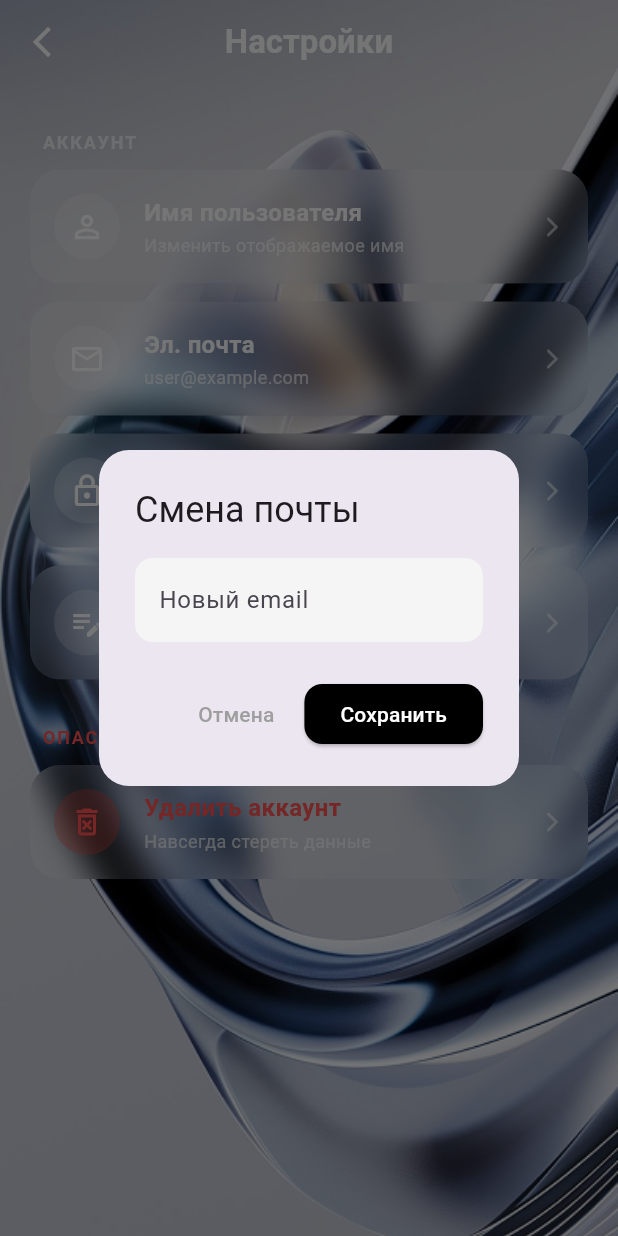
After one commit to xpoakK/disteg, a Flutter app: the SettingsScreen screen opened directly, after a tap on "Эл. почта", on a phone screen of 412 x 824 dp. The commit adds this screen. Run offline on Flutter 3.47's test engine with Material 3 defaults, Android fonts, the phone set to English and light mode, and no system bars; our stand-ins replace image_picker, shared_preferences; accounts and stored records are empty.

Commit message:
Initial commit:10

```diff
--- a/lib/main.dart
+++ b/lib/main.dart
@@ -1,7 +1,7 @@
 import 'package:flutter/material.dart';
 import 'package:shared_preferences/shared_preferences.dart';
-import 'screens/chat/chat_screen.dart';
-import 'screens/welcome/welcome_screen.dart';
+import 'screens/chat_screen.dart';
+import 'screens/welcome_screen.dart';
 
 Future<void> main() async {
   WidgetsFlutterBinding.ensureInitialized();
--- a/lib/screens/auth/login_screen.dart
+++ b/lib/screens/auth/login_screen.dart
@@ -4,7 +4,7 @@ import 'package:http/http.dart' as http;
 import 'package:shared_preferences/shared_preferences.dart';
 import '../../widgets/glass_button.dart';
 import '../../widgets/input_field.dart';
-import '../chat/chat_screen.dart';
+import '../chat_screen.dart';
 
 class LoginScreen extends StatefulWidget {
   const LoginScreen({super.key});
--- a/lib/screens/auth/registration_screen.dart
+++ b/lib/screens/auth/registration_screen.dart
@@ -4,7 +4,7 @@ import 'package:http/http.dart' as http;
 import 'package:shared_preferences/shared_preferences.dart';
 import '../../widgets/glass_button.dart';
 import '../../widgets/input_field.dart';
-import '../chat/chat_screen.dart';
+import '../chat_screen.dart';
 
 class RegistrationScreen extends StatefulWidget {
   const RegistrationScreen({super.key});
--- a/lib/screens/chat/chat_screen.dart
+++ b/lib/screens/chat_screen.dart
@@ -8,7 +8,8 @@ import '../../widgets/glass_panel.dart';
 import '../../widgets/chat_bubble.dart';
 import '../../widgets/message_input_bar.dart';
 import '../../widgets/search_delegate.dart';
-import '../profile/profile_screen.dart';
+import 'profile_screen.dart';
+import 'package:disteg/screens/settings_screen.dart';
 
 class ChatScreen extends StatefulWidget {
   final String userName;
@@ -361,14 +362,21 @@ class _ChatScreenState extends State<ChatScreen> {
                             child: Row(
                               mainAxisAlignment: MainAxisAlignment.spaceEvenly,
                               children: [
+
                                 GestureDetector(
-                                  onTap: () {},
+                                  onTap: () {
+                                    Navigator.push(
+                                      context,
+                                      MaterialPageRoute(builder: (context) => const SettingsScreen()),
+                                    );
+                                  },
                                   child: Image.asset(
                                     'assets/icons/settings.png',
                                     width: 28,
                                     height: 28,
                                   ),
                                 ),
+
                                 GestureDetector(
                                   onTap: () {},
                                   child: Image.asset(
--- a/lib/screens/profile/profile_screen.dart
+++ b/lib/screens/profile_screen.dart
@@ -4,8 +4,9 @@ import 'package:image_picker/image_picker.dart';
 import 'package:shared_preferences/shared_preferences.dart';
 import '../../widgets/glass_panel.dart';
 import '../../widgets/profile_action_button.dart';
-import '../chat/chat_screen.dart';
-import '../welcome/welcome_screen.dart';
+import 'chat_screen.dart';
+import 'welcome_screen.dart';
+import 'package:disteg/screens/settings_screen.dart';
 
 class ProfileScreen extends StatefulWidget {
   final String userName;
@@ -175,7 +176,12 @@ class _ProfileScreenState extends State<ProfileScreen> {
                         mainAxisAlignment: MainAxisAlignment.spaceEvenly,
                         children: [
                           GestureDetector(
-                            onTap: () {},
+                            onTap: () {
+                              Navigator.push(
+                                context,
+                                MaterialPageRoute(builder: (context) => const SettingsScreen()),
+                              );
+                            },
                             child: Image.asset(
                               'assets/icons/settings.png',
                               width: 28,
--- /dev/null
+++ b/lib/screens/settings_screen.dart
@@ -0,0 +1,339 @@
+import 'package:flutter/material.dart';
+import 'dart:ui'; // <<< НУЖЕН ДЛЯ ЭФФЕКТА РАЗМЫТИЯ (Glassmorphism)
+
+class SettingsScreen extends StatefulWidget {
+  const SettingsScreen({super.key});
+
+  @override
+  State<SettingsScreen> createState() => _SettingsScreenState();
+}
+
+class _SettingsScreenState extends State<SettingsScreen> {
+  // Контроллеры и логика диалогов остаются без изменений
+  final TextEditingController _nameController = TextEditingController();
+  final TextEditingController _emailController = TextEditingController();
+  final TextEditingController _passwordController = TextEditingController();
+  final TextEditingController _bioController = TextEditingController();
+
+  @override
+  void dispose() {
+    _nameController.dispose();
+    _emailController.dispose();
+    _passwordController.dispose();
+    _bioController.dispose();
+    super.dispose();
+  }
+
+  // --- ЛОГИКА ДИАЛОГОВ (Осталась прежней) ---
+
+  Future<void> _showEditDialog({
+    required String title,
+    required String hint,
+    required TextEditingController controller,
+    bool isPassword = false,
+    bool isMultiline = false,
+    required VoidCallback onSave,
+  }) async {
+    return showDialog<void>(
+      context: context,
+      builder: (BuildContext context) {
+        return AlertDialog(
+          shape: RoundedRectangleBorder(borderRadius: BorderRadius.circular(20)),
+          title: Text(title),
+          content: TextField(
+            controller: controller,
+            obscureText: isPassword,
+            maxLines: isMultiline ? 3 : 1,
+            decoration: InputDecoration(
+              hintText: hint,
+              filled: true,
+              fillColor: Colors.grey[100],
+              border: OutlineInputBorder(
+                borderRadius: BorderRadius.circular(12),
+                borderSide: BorderSide.none,
+              ),
+            ),
+          ),
+          actions: <Widget>[
+            TextButton(
+              child: const Text('Отмена', style: TextStyle(color: Colors.grey)),
+              onPressed: () {
+                Navigator.of(context).pop();
+                controller.clear();
+              },
+            ),
+            ElevatedButton(
+              style: ElevatedButton.styleFrom(
+                backgroundColor: Colors.black,
+                foregroundColor: Colors.white,
+                shape: RoundedRectangleBorder(
+                  borderRadius: BorderRadius.circular(12),
+                ),
+              ),
+              child: const Text('Сохранить'),
+              onPressed: () {
+                onSave();
+                Navigator.of(context).pop();
+                controller.clear();
+              },
+            ),
+          ],
+        );
+      },
+    );
+  }
+
+  Future<void> _showDeleteConfirmation() async {
+    return showDialog<void>(
+      context: context,
+      builder: (BuildContext context) {
+        return AlertDialog(
+          shape: RoundedRectangleBorder(borderRadius: BorderRadius.circular(20)),
+          title: const Text('Удалить аккаунт?'),
+          content: const Text(
+            'Это действие необратимо. Все ваши данные будут удалены навсегда.',
+            style: TextStyle(color: Colors.red),
+          ),
+          actions: <Widget>[
+            TextButton(
+              child: const Text('Отмена', style: TextStyle(color: Colors.black)),
+              onPressed: () => Navigator.of(context).pop(),
+            ),
+            ElevatedButton(
+              style: ElevatedButton.styleFrom(
+                backgroundColor: Colors.red,
+                foregroundColor: Colors.white,
+                shape: RoundedRectangleBorder(
+                  borderRadius: BorderRadius.circular(12),
+                ),
+              ),
+              child: const Text('Удалить'),
+              onPressed: () {
+                // TODO: Логика удаления
+                print("Аккаунт удален");
+                Navigator.of(context).pop();
+              },
+            ),
+          ],
+        );
+      },
+    );
+  }
+
+  // --- UI ---
+
+  @override
+  Widget build(BuildContext context) {
+    return Scaffold(
+      extendBodyBehindAppBar: true,
+      appBar: AppBar(
+        backgroundColor: Colors.transparent,
+        elevation: 0,
+        leading: IconButton(
+          icon: const Icon(Icons.arrow_back_ios_new, color: Colors.white),
+          onPressed: () => Navigator.pop(context),
+        ),
+        title: const Text(
+          'Настройки',
+          style: TextStyle(color: Colors.white, fontWeight: FontWeight.bold),
+        ),
+        centerTitle: true,
+      ),
+      body: Stack(
+        children: [
+          // 1. ФОН (как в ProfileScreen)
+          Container(
+            decoration: const BoxDecoration(
+              image: DecorationImage(
+                image: AssetImage('assets/images/chat_ground.png'),
+                fit: BoxFit.cover,
+              ),
+            ),
+          ),
+
+          // 2. КОНТЕНТ
+          SafeArea(
+            child: ListView(
+              padding: const EdgeInsets.symmetric(horizontal: 20, vertical: 10),
+              children: [
+                const SizedBox(height: 20),
+
+                _buildSectionHeader('Аккаунт'),
+
+                _SettingsGlassCard( // ИСПОЛЬЗУЕМ НОВУЮ КАРТОЧКУ
+                  icon: Icons.person_outline,
+                  title: 'Имя пользователя',
+                  subtitle: 'Изменить отображаемое имя',
+                  onTap: () => _showEditDialog(
+                    title: 'Имя пользователя',
+                    hint: 'Введите новое имя',
+                    controller: _nameController,
+                    onSave: () => print("Новое имя: ${_nameController.text}"),
+                  ),
+                ),
+
+                const SizedBox(height: 12),
+
+                _SettingsGlassCard( // ИСПОЛЬЗУЕМ НОВУЮ КАРТОЧКУ
+                  icon: Icons.email_outlined,
+                  title: 'Эл. почта',
+                  subtitle: 'user@example.com',
+                  onTap: () => _showEditDialog(
+                    title: 'Смена почты',
+                    hint: 'Новый email',
+                    controller: _emailController,
+                    onSave: () => print("Email: ${_emailController.text}"),
+                  ),
+                ),
+
+                const SizedBox(height: 12),
+
+                _SettingsGlassCard( // ИСПОЛЬЗУЕМ НОВУЮ КАРТОЧКУ
+                  icon: Icons.lock_outline,
+                  title: 'Пароль',
+                  subtitle: '********',
+                  onTap: () => _showEditDialog(
+                    title: 'Смена пароля',
+                    hint: 'Новый пароль',
+                    isPassword: true,
+                    controller: _passwordController,
+                    onSave: () => print("Пароль изменен"),
+                  ),
+                ),
+
+                const SizedBox(height: 12),
+
+                _SettingsGlassCard( // ИСПОЛЬЗУЕМ НОВУЮ КАРТОЧКУ
+                  icon: Icons.edit_note,
+                  title: 'Описание профиля',
+                  subtitle: 'Пару слов о себе',
+                  onTap: () => _showEditDialog(
+                    title: 'О себе',
+                    hint: 'Текст описания...',
+                    isMultiline: true,
+                    controller: _bioController,
+                    onSave: () => print("Bio: ${_bioController.text}"),
+                  ),
+                ),
+
+                const SizedBox(height: 30),
+                _buildSectionHeader('Опасная зона', isDanger: true),
+
+                _SettingsGlassCard( // ИСПОЛЬЗУЕМ НОВУЮ КАРТОЧКУ
+                  icon: Icons.delete_forever_outlined,
+                  title: 'Удалить аккаунт',
+                  subtitle: 'Навсегда стереть данные',
+                  isDanger: true,
+                  onTap: _showDeleteConfirmation,
+                ),
+              ],
+            ),
+          ),
+        ],
+      ),
+    );
+  }
+
+  // Вспомогательный виджет для заголовков секций (без изменений)
+  Widget _buildSectionHeader(String title, {bool isDanger = false}) {
+    return Padding(
+      padding: const EdgeInsets.only(left: 8, bottom: 10),
+      child: Text(
+        title.toUpperCase(),
+        style: TextStyle(
+          color: isDanger ? Colors.redAccent : Colors.white70,
+          fontSize: 12,
+          fontWeight: FontWeight.bold,
+          letterSpacing: 1.2,
+        ),
+      ),
+    );
+  }
+}
+
+// НОВЫЙ ВИДЖЕТ: Карточка с эффектом Glassmorphism
+class _SettingsGlassCard extends StatelessWidget {
+  final IconData icon;
+  final String title;
+  final String subtitle;
+  final VoidCallback onTap;
+  final bool isDanger;
+  final double blurStrength = 10.0; // Сила размытия
+
+  const _SettingsGlassCard({
+    required this.icon,
+    required this.title,
+    required this.subtitle,
+    required this.onTap,
+    this.isDanger = false,
+  });
+
+  @override
+  Widget build(BuildContext context) {
+    return Material(
+      color: Colors.transparent,
+      child: InkWell(
+        onTap: onTap,
+        borderRadius: BorderRadius.circular(20),
+        child: ClipRRect( // Обрезает углы перед размытием
+          borderRadius: BorderRadius.circular(20),
+          child: BackdropFilter( // Применяет размытие к фону
+            filter: ImageFilter.blur(sigmaX: blurStrength, sigmaY: blurStrength),
+            child: Container(
+              padding: const EdgeInsets.all(16),
+              // Полупрозрачный цвет для "стекла"
+              color: Colors.white.withOpacity(0.15),
+              child: Row(
+                children: [
+                  Container(
+                    padding: const EdgeInsets.all(10),
+                    decoration: BoxDecoration(
+                      color: isDanger
+                          ? Colors.red.withOpacity(0.3)
+                          : Colors.white.withOpacity(0.2), // Светлый круг
+                      shape: BoxShape.circle,
+                    ),
+                    child: Icon(
+                      icon,
+                      color: isDanger ? Colors.redAccent : Colors.white, // Иконка белая/красная
+                      size: 24,
+                    ),
+                  ),
+                  const SizedBox(width: 16),
+                  Expanded(
+                    child: Column(
+                      crossAxisAlignment: CrossAxisAlignment.start,
+                      children: [
+                        Text(
+                          title,
+                          style: TextStyle(
+                            fontSize: 16,
+                            fontWeight: FontWeight.w600,
+                            color: isDanger ? Colors.redAccent : Colors.white, // Текст белый/красный
+                          ),
+                        ),
+                        const SizedBox(height: 2),
+                        Text(
+                          subtitle,
+                          style: TextStyle(
+                            fontSize: 12,
+                            color: Colors.white70, // Субтитр светло-белый
+                          ),
+                        ),
+                      ],
+                    ),
+                  ),
+                  const Icon(
+                    Icons.arrow_forward_ios_rounded,
+                    size: 16,
+                    color: Colors.white54,
+                  ),
+                ],
+              ),
+            ),
+          ),
+        ),
+      ),
+    );
+  }
+}
--- a/lib/screens/welcome/welcome_screen.dart
+++ b/lib/screens/welcome_screen.dart
@@ -1,7 +1,7 @@
 import 'package:flutter/material.dart';
 import '../../widgets/glass_button.dart';
-import '../auth/login_screen.dart';
-import '../auth/registration_screen.dart';
+import 'auth/login_screen.dart';
+import 'auth/registration_screen.dart';
 
 class WelcomeScreen extends StatelessWidget {
   const WelcomeScreen({super.key});
```
